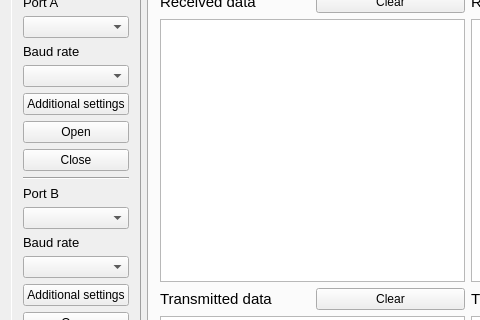
First picture: the form in My_COM_Port/mainwindow.ui, repository zaznov/IBIS-Test, before the edit; both pictures show x 0 to 480 and y 110 to 430 of the 1242 by 790 pixel window.
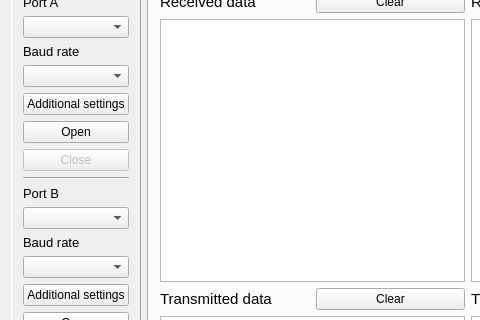
Second picture: the form after the edit. The open tabs and pages were chosen to show the change. Custom widgets are drawn as their Qt base class.

Diff of the .ui file:
```diff
--- a/My_COM_Port/mainwindow.ui
+++ b/My_COM_Port/mainwindow.ui
@@ -117,6 +117,9 @@
         </item>
         <item>
          <widget class="QPushButton" name="pushButtonCloseCOM">
+          <property name="enabled">
+           <bool>false</bool>
+          </property>
           <property name="text">
            <string>Close</string>
           </property>
```
Left out of the diff: 5 changed lines with no effect on the pictures.
